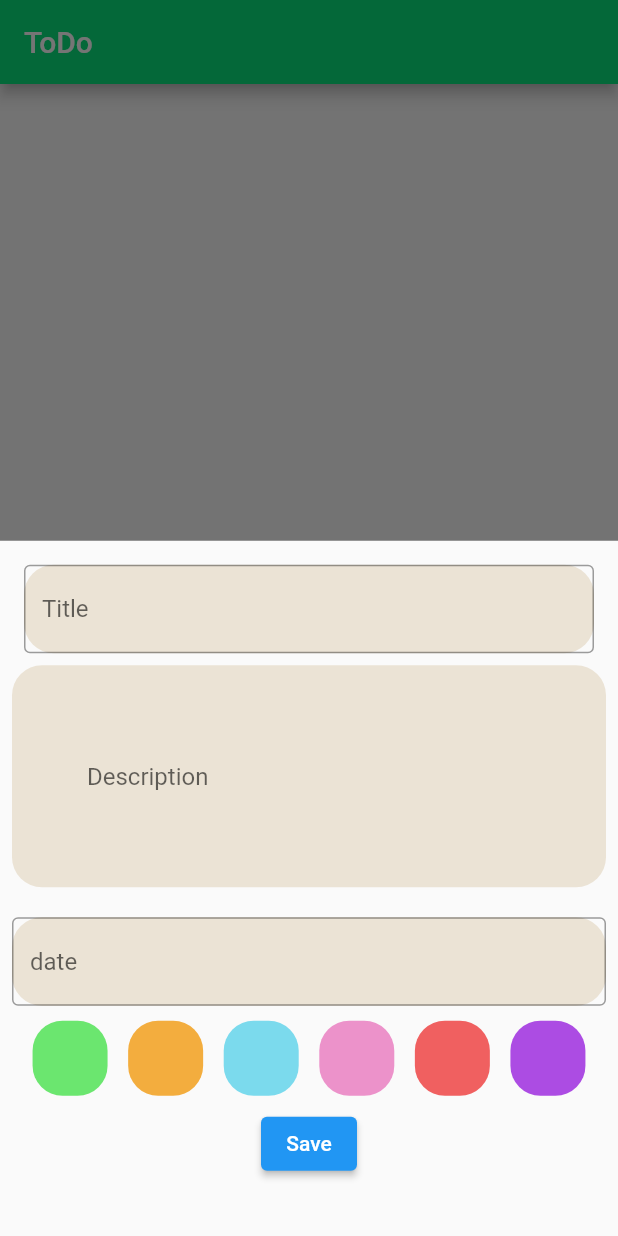
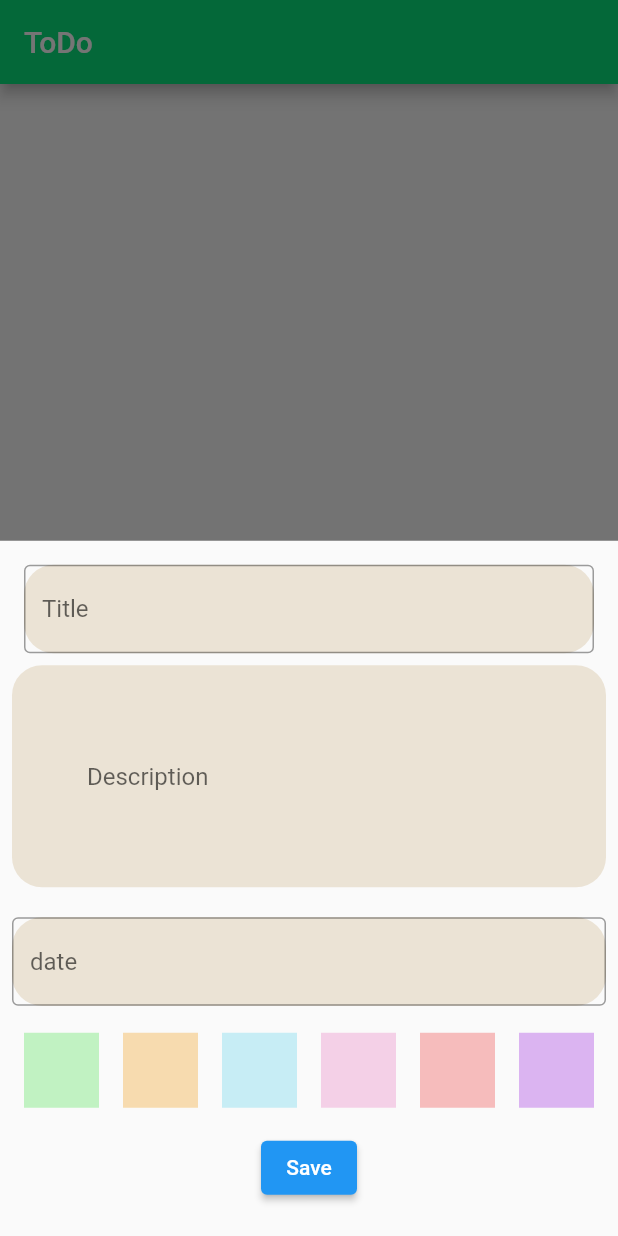
Before and after one commit to AthiraaAthi/Sample-TODO-app, a Flutter app: the screen it shows after launch, after a tap on the "delete" icon, after a tap on the "add" icon, on a phone screen of 412 x 824 dp. Run offline on Flutter 3.47's test engine with Material 2 defaults, Android fonts, the light colour scheme and no system bars.

Commit message:
added color functionality&Edit options

```diff
--- a/lib/model/note_model/note_model.dart
+++ b/lib/model/note_model/note_model.dart
@@ -1,9 +1,13 @@
 import 'package:flutter/material.dart';
 
-class NoteModel{
-  NoteModel({required this.title,required this.date,required this.description});
-   String title;
-   String date;
-   String description;
-
+class NoteModel {
+  NoteModel(
+      {required this.title,
+      required this.date,
+      required this.description,
+      required this.color});
+  String title;
+  String date;
+  String description;
+  int color;
 }
--- a/lib/utils/color_constant/color_constant.dart
+++ /dev/null
@@ -1,12 +0,0 @@
-import 'package:flutter/material.dart';
-
-class ColorConstant {
-  static List PrimaryColor = [
-    Color.fromARGB(255, 107, 230, 111),
-    Color.fromARGB(255, 243, 173, 62),
-    Color.fromARGB(255, 123, 218, 237),
-    Color.fromARGB(255, 236, 146, 202),
-    Color.fromARGB(255, 240, 96, 96),
-    Color.fromARGB(255, 172, 76, 227),
-  ];
-}
--- a/lib/view/home_screen/home_screen.dart
+++ b/lib/view/home_screen/home_screen.dart
@@ -1,6 +1,6 @@
 import 'package:flutter/material.dart';
 import 'package:flutter_application_15_/model/note_model/note_model.dart';
-import 'package:flutter_application_15_/utils/color_constant/color_constant.dart';
+
 import 'package:flutter_application_15_/view/home_screen/homescreen_widget/homescreen_widget.dart';
 
 class Homescreen extends StatefulWidget {
@@ -16,8 +16,24 @@ class _HomescreenState extends State<Homescreen> {
   final dateController = TextEditingController();
   List<NoteModel> myNoteList = [
     /////seperate model class
-    NoteModel(title: "About My day", date: "jan2", description: "Not So Good"),
+    NoteModel(
+      title: "About My day",
+      date: "jan2",
+      description: "Not So Good",
+      color: 3,
+    ),
   ];
+  List<Color> MyColorList = [
+    Color.fromARGB(255, 107, 230, 111),
+    Color.fromARGB(255, 243, 173, 62),
+    Color.fromARGB(255, 123, 218, 237),
+    Color.fromARGB(255, 236, 146, 202),
+    Color.fromARGB(255, 240, 96, 96),
+    Color.fromARGB(255, 172, 76, 227),
+  ];
+  String value = ""; ///////////////////
+  int? selectedIndex; ///////
+  List<int> selectedList = []; //////////
   @override
   Widget build(BuildContext context) {
     return Scaffold(
@@ -34,40 +50,62 @@ class _HomescreenState extends State<Homescreen> {
             width: 300,
             child: HomeScreenWidget(
               //created widget
+              color: MyColorList[myNoteList[index].color],
+
+              title: myNoteList[index].title,
+              description: myNoteList[index].description,
+              date: myNoteList[index].date,
               onDeletetap: () {
                 myNoteList.removeAt(
                     index); //for deleting it from the widget declaration and here
                 setState(() {});
               },
-                title: myNoteList[index].title,
-                description: myNoteList[index].description,
-                date: myNoteList[index].date,
-              )),
+              onEditTap: () {
+                value = "Update";
+                bottomSheet(context);
+                nameController.text = myNoteList[index].title;
+                desController.text = myNoteList[index].description;
+                dateController.text = myNoteList[index].date;
+              },
+            ),
+          ),
         ),
       ),
       floatingActionButton: FloatingActionButton(
         onPressed: () {
-          showModalBottomSheet(
+          value = "submit";
+          selectedIndex = null;
+          bottomSheet(context);
+        },
+        child: Icon(Icons.add),
+      ),
+    );
+  }
+
+  Future<dynamic> bottomSheet(BuildContext context) {
+    return showModalBottomSheet(
         context: context,
-            builder: (context) =>
-                StatefulBuilder(builder: (context, insetState) {
+        builder: (context) {
           //insetState is custom name
-              return Container(
-                child: Padding(
+          return StatefulBuilder(
+            builder: (context, insetState) => Padding(
               padding: const EdgeInsets.all(8.0),
               child: Column(
+                mainAxisAlignment: MainAxisAlignment.start,
                 children: [
                   Padding(
                     padding: const EdgeInsets.all(8.0),
                     child: Container(
                       decoration: BoxDecoration(
                         borderRadius: BorderRadius.circular(20),
-                              color: Color(0xffEBE3D5)),
+                        color: Color(0xffEBE3D5),
+                      ),
                       child: TextField(
                         controller: nameController,
                         decoration: InputDecoration(
                           border: OutlineInputBorder(),
-                                hintText: "Title"),
+                          hintText: "Title",
+                        ),
                       ),
                     ),
                   ),
@@ -75,16 +113,15 @@ class _HomescreenState extends State<Homescreen> {
                     width: 20,
                   ),
                   Container(
-                        padding:
-                            EdgeInsets.symmetric(horizontal: 50, vertical: 50),
+                    padding: EdgeInsets.symmetric(horizontal: 50, vertical: 50),
                     decoration: BoxDecoration(
                       borderRadius: BorderRadius.circular(20),
-                            color: Color(0xffEBE3D5)),
+                      color: Color(0xffEBE3D5),
+                    ),
                     child: TextField(
                       controller: desController,
                       decoration: InputDecoration(
-                              border: InputBorder.none,
-                              hintText: "Description"),
+                          border: InputBorder.none, hintText: "Description"),
                     ),
                   ),
                   SizedBox(
@@ -93,7 +130,8 @@ class _HomescreenState extends State<Homescreen> {
                   Container(
                     decoration: BoxDecoration(
                       borderRadius: BorderRadius.circular(20),
-                            color: Color(0xffEBE3D5)),
+                      color: Color(0xffEBE3D5),
+                    ),
                     child: TextField(
                       controller: dateController,
                       decoration: InputDecoration(
@@ -108,171 +146,64 @@ class _HomescreenState extends State<Homescreen> {
                     children:
                         //list.generate use chyth
                         List.generate(
-                            ColorConstant.PrimaryColor.length,
-                            (index) => StatefulBuilder(
-                              builder: (context, insetState) => InkWell(
+                      MyColorList.length,
+                      (index) => InkWell(
                         onTap: () {
+                          selectedIndex = index; /////////////
+                          print(selectedIndex); ////////////
                           insetState(() {});
+                          //print("helloo");
                         },
+                        child: Padding(
+                          padding: const EdgeInsets.all(8.0),
                           child: Container(
                             height: 50,
                             width: 50,
                             decoration: BoxDecoration(
-                                    color: ColorConstant.PrimaryColor[index],
-                                    borderRadius: BorderRadius.circular(20),
+                                border: selectedIndex == index /////
+                                    ? Border.all(
+                                        color:
+                                            MyColorList[index].withOpacity(.5),
+                                        width: 5,
+                                      )
+                                    : null,
+                                color:
+                                    MyColorList[index].withOpacity(.4) /////////
+
+                                // color: ColorConstant.PrimaryColor[index],
+                                // borderRadius: BorderRadius.circular(20),
+
                                 ),
                           ),
                         ),
                       ),
-                          )
-
-                          // InkWell(
-                          //     child: Container(
-                          //   height: 50,
-                          //   width: 50,
-                          //   decoration: BoxDecoration(
-                          //       color: Color.fromARGB(255, 107, 230, 111),
-                          //       borderRadius: BorderRadius.circular(20)),
-                          // )),
-                          // SizedBox(
-                          //   width: 15,
-                          // ),
-                          // InkWell(
-                          //     child: Container(
-                          //   height: 50,
-                          //   width: 50,
-                          //   decoration: BoxDecoration(
-                          //       color: Color.fromARGB(255, 243, 173, 62),
-                          //       borderRadius: BorderRadius.circular(20)),
-                          // )),
-                          // SizedBox(
-                          //   width: 15,
-                          // ),
-                          // InkWell(
-                          //     child: Container(
-                          //   height: 50,
-                          //   width: 50,
-                          //   decoration: BoxDecoration(
-                          //       color: Color.fromARGB(255, 123, 218, 237),
-                          //       borderRadius: BorderRadius.circular(20)),
-                          // )),
-                          // SizedBox(
-                          //   width: 15,
-                          // ),
-                          // InkWell(
-                          //     child: Container(
-                          //   height: 50,
-                          //   width: 50,
-                          //   decoration: BoxDecoration(
-                          //       color: Color.fromARGB(255, 236, 146, 202),
-                          //       borderRadius: BorderRadius.circular(20)),
-                          // )),
-                          // SizedBox(
-                          //   width: 15,
-                          // ),
-                          // InkWell(
-                          //     child: Container(
-                          //   height: 50,
-                          //   width: 50,
-                          //   decoration: BoxDecoration(
-                          //       color: Color.fromARGB(255, 240, 96, 96),
-                          //       borderRadius: BorderRadius.circular(20)),
-                          // )),
-                          // SizedBox(
-                          //   width: 15,
-                          // ),
-                          // InkWell(
-                          //     child: Container(
-                          //   height: 50,
-                          //   width: 50,
-                          //   decoration: BoxDecoration(
-                          //       color: Color.fromARGB(255, 172, 76, 227),
-                          //       borderRadius: BorderRadius.circular(20)),
-                          // )),
-
+                    ),
                   ),
                   SizedBox(
                     height: 8,
                   ),
                   ElevatedButton(
                     onPressed: () {
-                            myNoteList.add(NoteModel(
+                      myNoteList.add(
+                        NoteModel(
                           title: nameController.text,
                           date: dateController.text,
-                                description: desController.text));
+                          description: desController.text,
+                          color: selectedIndex!,
+                        ),
+                      );
                       setState(() {});
                       nameController.clear();
                       desController.clear();
                       dateController.clear();
                       Navigator.pop(context);
                     },
-                          child: Text("Save"))
+                    child: Text("Save"),
+                  )
                 ],
               ),
             ),
           );
-            }),
-          );
-        },
-        child: Icon(Icons.add),
-      ),
-    );
+        });
   }
 }
-
-//Padding(
-      //   padding: const EdgeInsets.all(30),
-      //   child: Center(
-      //     child: Column(
-      //       //crossAxisAlignment:CrossAxisAlignment.center ,
-      //       children: [
-      //         Container(
-      //           height: 200,
-      //           width: 300,
-      //           decoration: BoxDecoration(
-      //             color: Color.fromARGB(255, 246, 139, 25),
-      //             borderRadius: BorderRadius.circular(15),
-
-
-      //           ),
-      //           child: Padding(
-      //             padding: const EdgeInsets.all(8.0),
-      //             child: Positioned(
-      //               child: Text("Title",style: TextStyle(color: Colors.black,fontSize: 30,fontWeight: FontWeight.bold),)),
-      //           ),
-      //         ),
-      //         SizedBox(height: 20,),
-      //         Container(
-      //           height: 200,
-      //           width: 300,
-      //           decoration: BoxDecoration(
-      //             color: Colors.blue,
-      //             borderRadius: BorderRadius.circular(15),
-
-
-      //           ),
-      //           child: Stack(
-      //             children: [
-      //               Padding(
-      //               padding: const EdgeInsets.all(8.0),
-      //               child: Positioned(
-      //                 child: Text("Title",style: TextStyle(color: Colors.black,fontSize: 30,fontWeight: FontWeight.bold),)),
-      //             ),
-      //             Positioned(
-      //               top:20 ,
-      //               bottom: 20,
-      //               child: Text("Description"))
-      //             ],
-
-      //           ),
-      //         ),
-
-
-
-      //       ],
-      //     ),
-      //   ),
-      // )
-//     );
-//   }
-// }
--- a/lib/view/home_screen/homescreen_widget/homescreen_widget.dart
+++ b/lib/view/home_screen/homescreen_widget/homescreen_widget.dart
@@ -1,20 +1,30 @@
 import 'package:flutter/material.dart';
 
-class HomeScreenWidget extends StatelessWidget {
- const  HomeScreenWidget({super.key, required this.title, required this.description, required this.date, this.onDeletetap});
+class HomeScreenWidget extends StatefulWidget {
+  HomeScreenWidget(
+      {super.key,
+      required this.title,
+      required this.description,
+      required this.date,
+      this.onDeletetap,
+      this.onEditTap,
+      required this.color});
   final String title;
   final String description;
   final String? date;
- final VoidCallback? onDeletetap;//or ontap nte type copy chyth ida
+  final VoidCallback? onDeletetap; //or ontap nte type copy chyth ida
+  final VoidCallback? onEditTap;
+  Color color;
 
+  @override
+  State<HomeScreenWidget> createState() => _HomeScreenWidgetState();
+}
+
+class _HomeScreenWidgetState extends State<HomeScreenWidget> {
   @override
   Widget build(BuildContext context) {
     return Card(
-              shape:RoundedRectangleBorder(
-                borderRadius: BorderRadius.circular(20)
-
-              ),
-
+      shape: RoundedRectangleBorder(borderRadius: BorderRadius.circular(20)),
       child: Column(
         mainAxisAlignment: MainAxisAlignment.start,
         children: [
@@ -23,50 +33,64 @@ class HomeScreenWidget extends StatelessWidget {
             child: Row(
               mainAxisAlignment: MainAxisAlignment.spaceBetween,
               children: [
-                        Text(title,style: TextStyle(color: Colors.black,fontSize: 30,fontWeight: FontWeight.bold),),
+                Text(
+                  widget.title,
+                  style: TextStyle(
+                      color: Colors.black,
+                      fontSize: 30,
+                      fontWeight: FontWeight.bold),
+                ),
                 Row(
                   children: [
-
                     InkWell(
-                              onTap:onDeletetap ,
-                              child: Icon(Icons.delete)),
-                            SizedBox(width: 20,),
-                            Icon(Icons.edit)
+                      onTap: widget.onDeletetap,
+                      child: Icon(Icons.delete),
+                    ),
+                    SizedBox(
+                      width: 10,
+                    ),
+                    InkWell(
+                      onTap: widget.onEditTap,
+                      child: Icon(Icons.edit),
+                    )
                   ],
                 )
               ],
             ),
           ),
-                  SizedBox(height: 30,),
+          SizedBox(
+            height: 30,
+          ),
           Row(
             children: [
               Padding(
                 padding: const EdgeInsets.all(8.0),
-                        child: Text(description,style: TextStyle(color: Colors.black,fontSize: 20,fontWeight: FontWeight.bold),),
+                child: Text(
+                  widget.description,
+                  style: TextStyle(
+                      color: Colors.black,
+                      fontSize: 20,
+                      fontWeight: FontWeight.bold),
+                ),
               ),
             ],
           ),
           Column(
-
-
             children: [
               Positioned(
                 top: 0,
                 bottom: 10,
                 right: 20,
-                        child: Text("",style: TextStyle(fontWeight: FontWeight.bold,fontSize: 20),)),
+                child: Text(
+                  "",
+                  style: TextStyle(fontWeight: FontWeight.bold, fontSize: 20),
+                ),
+              ),
             ],
           )
-
-
         ],
       ),
-              color: Color.fromARGB(255, 154, 248, 201),
-
-
-
-
-
+      color: widget.color,
     );
   }
 }
```
Lines whose indentation alone changed are shown as unchanged.
